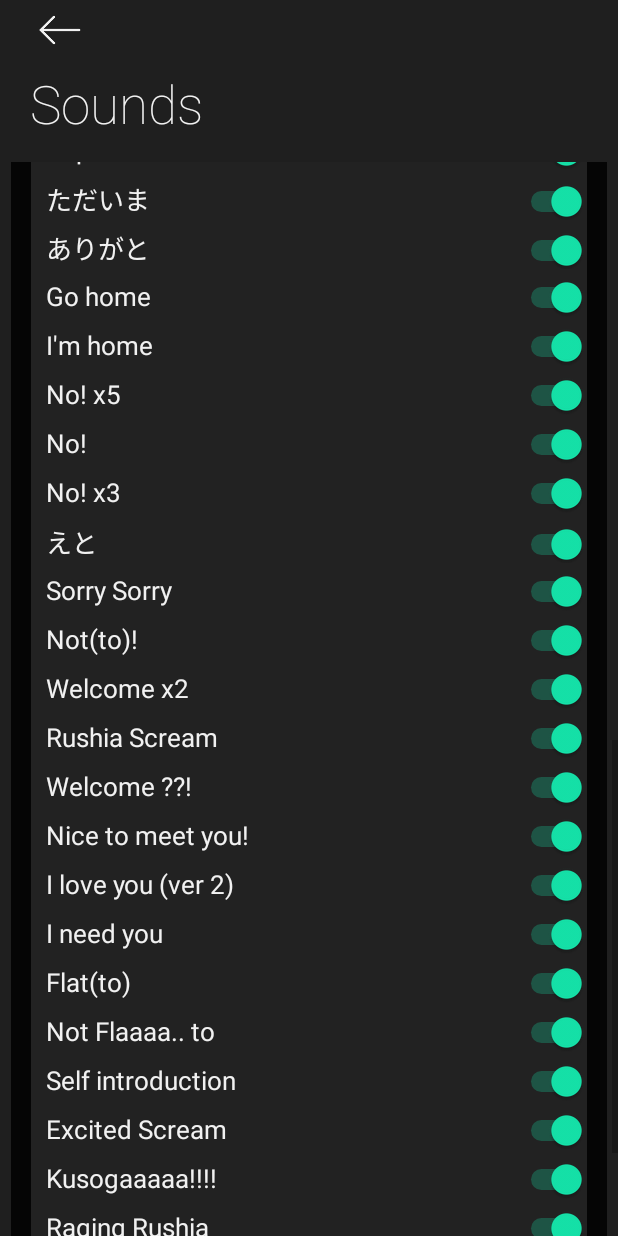
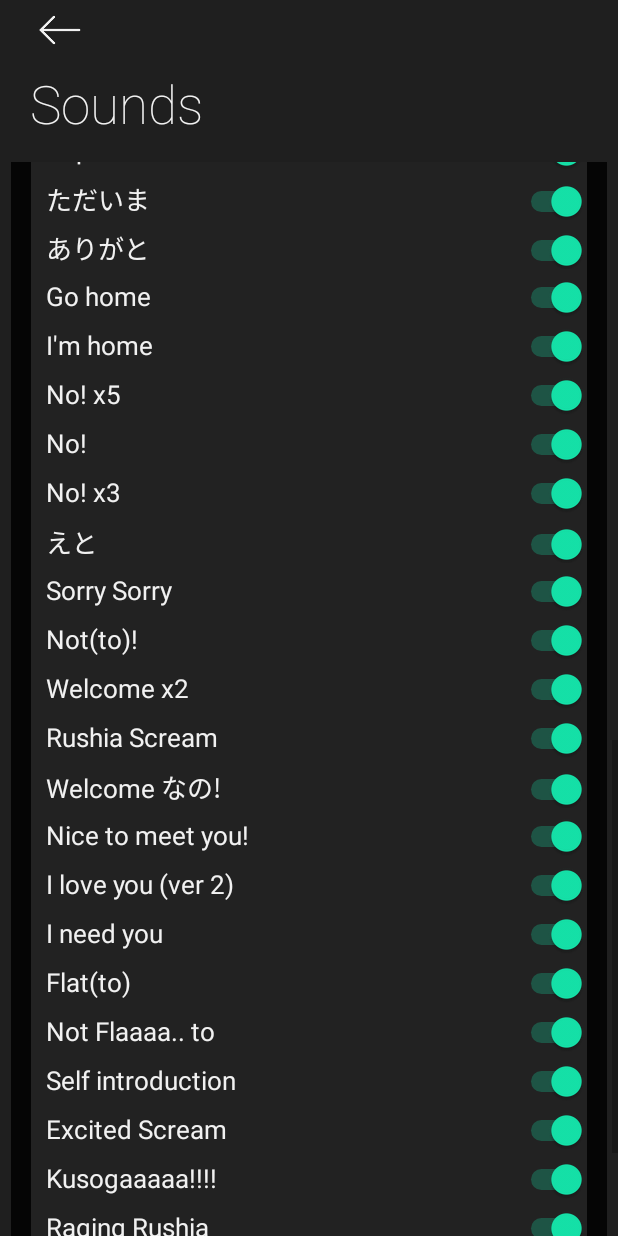
Before and after one commit to YuzuMin/Hololive-GEN3-Uruha-Rushia-Noises, an Android app: the SoundSettings screen opened directly, with no data from a screen before it, scrolled down 1001 dp, on a phone screen of 412 x 824 dp. Run offline under Robolectric (Android 15) with nearby library versions, the phone set to English and light mode, and no system bars.

Commit message:
Update strings.xml

```diff
--- a/Stable/RushiaNoises/app/src/main/res/values/strings.xml
+++ b/Stable/RushiaNoises/app/src/main/res/values/strings.xml
@@ -94,7 +94,7 @@
     <string name="noise39_text" translatable="false">Not(to)!</string>
     <string name="noise40_text" translatable="false">Welcome x2</string>
     <string name="noise41_text" translatable="false">Rushia Scream</string>
-    <string name="noise42_text" translatable="false">Welcome ??!</string>
+    <string name="noise42_text" translatable="false">Welcome なの!</string>
     <string name="noise43_text" translatable="false">Nice to meet you!</string>
     <string name="noise44_text" translatable="false">I love you (ver 2)</string>
     <string name="noise45_text" translatable="false">I need you</string>
```
